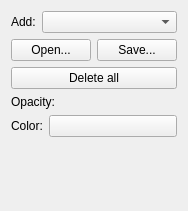
This is plugins/assistants/Assistants/AssistantsToolOptions.ui in KDE/krita as Qt 5 draws it before an edit. The edited form follows.
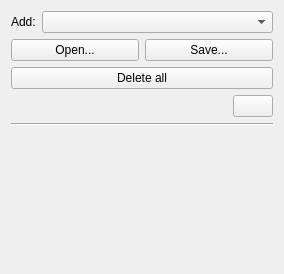
This is the edited form. Custom widgets are drawn as their Qt base class.

Commit message: Add ability for vanishing point assistants to show and configure radial lines

The edit to the form file:
```diff
--- a/plugins/assistants/Assistants/AssistantsToolOptions.ui
+++ b/plugins/assistants/Assistants/AssistantsToolOptions.ui
@@ -6,8 +6,8 @@
    <rect>
     <x>0</x>
     <y>0</y>
-    <width>188</width>
-    <height>211</height>
+    <width>284</width>
+    <height>274</height>
    </rect>
   </property>
   <layout class="QVBoxLayout" name="verticalLayout">
@@ -58,19 +58,6 @@
    </item>
    <item>
     <layout class="QHBoxLayout" name="horizontalLayout_3">
-     <item>
-      <widget class="QLabel" name="label_2">
-       <property name="sizePolicy">
-        <sizepolicy hsizetype="Fixed" vsizetype="Preferred">
-         <horstretch>0</horstretch>
-         <verstretch>0</verstretch>
-        </sizepolicy>
-       </property>
-       <property name="text">
-        <string>Opacity:</string>
-       </property>
-      </widget>
-     </item>
      <item>
       <widget class="KisSliderSpinBox" name="assistantsOpacitySlider" native="true">
        <property name="maximum" stdset="0">
@@ -78,34 +65,17 @@
        </property>
       </widget>
      </item>
-    </layout>
-   </item>
-   <item>
-    <layout class="QHBoxLayout" name="horizontalLayout_4">
-     <item>
-      <widget class="QLabel" name="label_3">
-       <property name="sizePolicy">
-        <sizepolicy hsizetype="Fixed" vsizetype="Preferred">
-         <horstretch>0</horstretch>
-         <verstretch>0</verstretch>
-        </sizepolicy>
-       </property>
-       <property name="text">
-        <string>Color:</string>
-       </property>
-      </widget>
-     </item>
      <item>
       <widget class="KColorButton" name="assistantsColor">
        <property name="sizePolicy">
-        <sizepolicy hsizetype="Minimum" vsizetype="Fixed">
+        <sizepolicy hsizetype="Fixed" vsizetype="Fixed">
          <horstretch>0</horstretch>
          <verstretch>0</verstretch>
         </sizepolicy>
        </property>
        <property name="minimumSize">
         <size>
-         <width>30</width>
+         <width>20</width>
          <height>0</height>
         </size>
        </property>
@@ -113,6 +83,27 @@
      </item>
     </layout>
    </item>
+   <item>
+    <widget class="Line" name="line">
+     <property name="orientation">
+      <enum>Qt::Horizontal</enum>
+     </property>
+    </widget>
+   </item>
+   <item>
+    <layout class="QHBoxLayout" name="horizontalLayout_5">
+     <item>
+      <widget class="KisDoubleSliderSpinBox" name="vanishingPointAngleSpinbox" native="true">
+       <property name="minimumSize">
+        <size>
+         <width>0</width>
+         <height>20</height>
+        </size>
+       </property>
+      </widget>
+     </item>
+    </layout>
+   </item>
    <item>
     <spacer name="verticalSpacer">
      <property name="orientation">
@@ -121,7 +112,7 @@
      <property name="sizeHint" stdset="0">
       <size>
        <width>20</width>
-       <height>0</height>
+       <height>5</height>
       </size>
      </property>
     </spacer>
@@ -141,6 +132,12 @@
    <header>kis_slider_spin_box.h</header>
    <container>1</container>
   </customwidget>
+   <customwidget>
+   <class>KisDoubleSliderSpinBox</class>
+   <extends>QWidget</extends>
+   <header>kis_slider_spin_box.h</header>
+   <container>1</container>
+  </customwidget>
  </customwidgets>
  <resources/>
  <connections/>
```
The commit also changes 8 other files.
